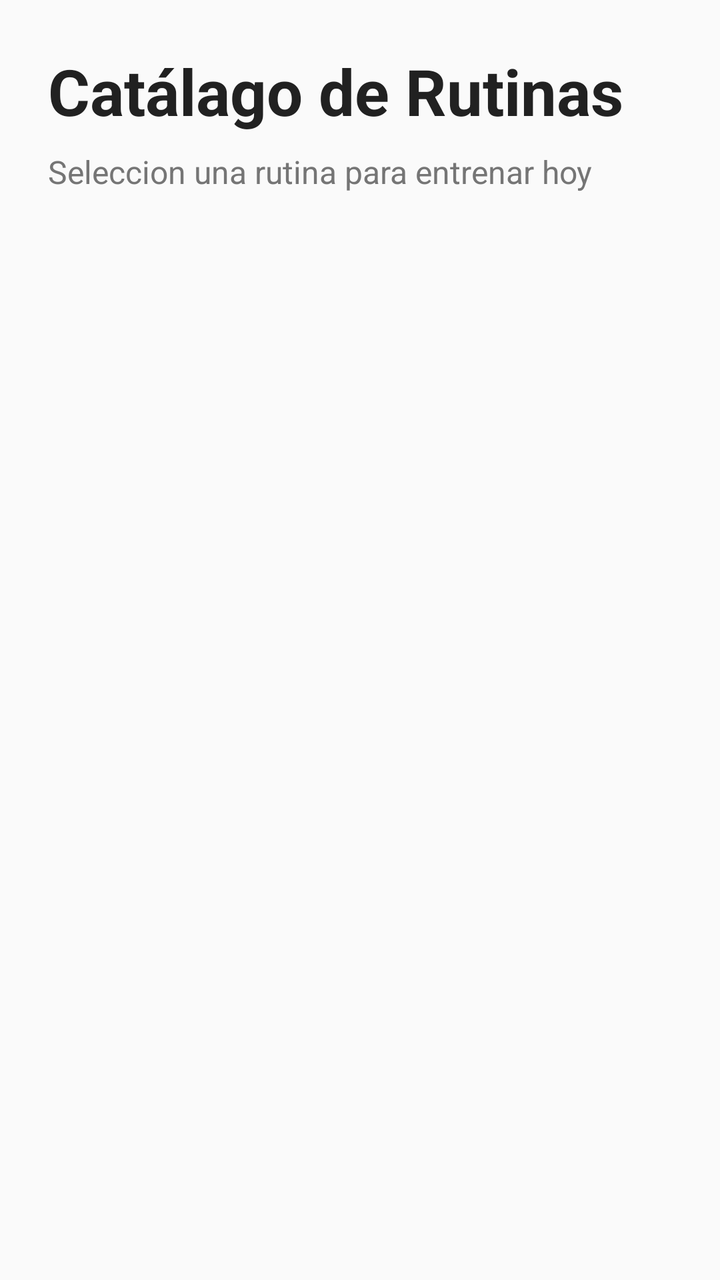
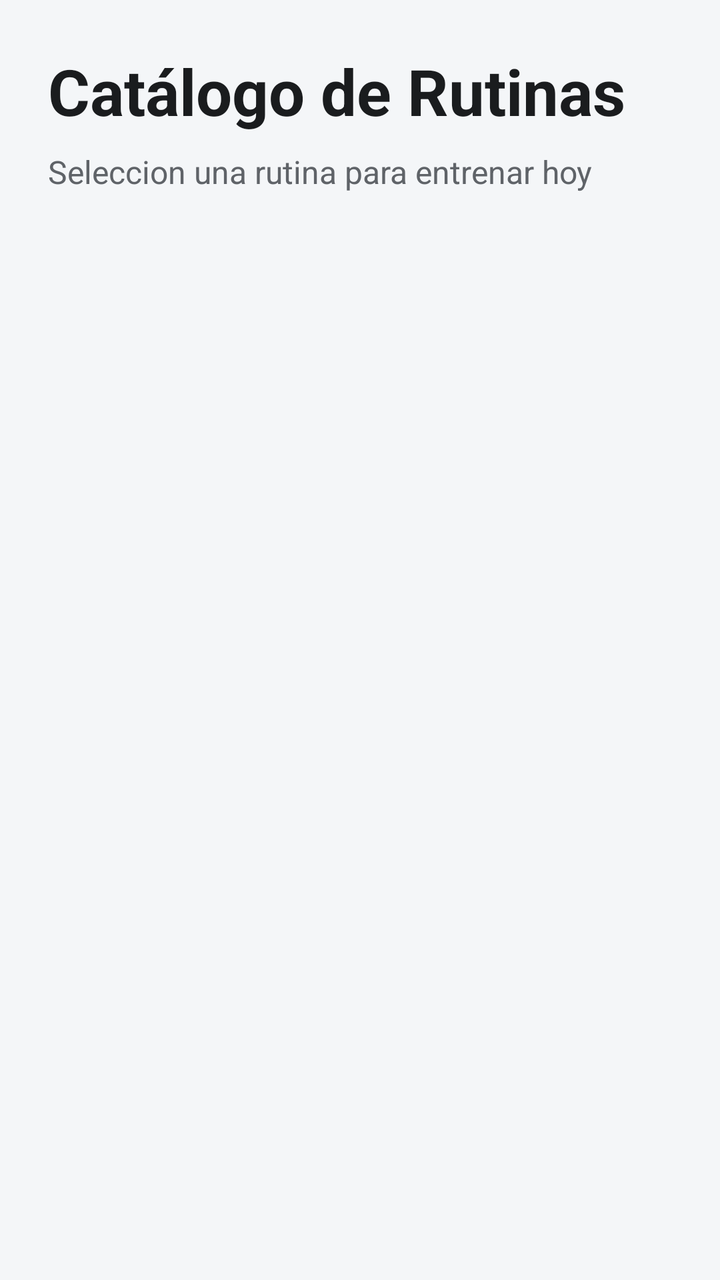

An Android layout rendered at two revisions. The XML below is the earlier revision; the diff shows what the commit changed to produce the second picture.
<!-- AndroidManifest.xml: application theme Theme.Aplicacion -->
<!-- res/layout/activity_catalogo_rutinas.xml -->
<?xml version="1.0" encoding="utf-8"?>
<LinearLayout xmlns:android="http://schemas.android.com/apk/res/android"
    android:layout_width="match_parent"
    android:layout_height="match_parent"
    android:orientation="vertical"
    android:padding="24dp"
    android:background="#FAFAFA">

    
    <TextView
        android:layout_width="wrap_content"
        android:layout_height="wrap_content"
        android:text="Catálago de Rutinas"
        android:textSize="32sp"
        android:textStyle="bold"
        android:textColor="#212121"
        android:layout_marginBottom="8dp"/>

    
    <TextView
        android:layout_width="wrap_content"
        android:layout_height="wrap_content"
        android:text="Seleccion una rutina para entrenar hoy"
        android:textSize="16sp"
        android:textColor="#757575"
        android:layout_marginBottom="24dp"/>

    
    <ProgressBar
        android:layout_width="wrap_content"
        android:layout_height="wrap_content"
        android:id="@+id/progressBarRutinas"
        android:layout_gravity="center"
        android:visibility="gone"/>

    
    <TextView
        android:layout_width="match_parent"
        android:layout_height="wrap_content"
        android:id="@+id/tvEmptyStateRutinas"
        android:text="No hay rutinas disponibles en este momento"
        android:textAlignment="center"
        android:textColor="#757575"
        android:textStyle="italic"
        android:visibility="gone"
        android:layout_marginTop="20dp"/>

    
    <ListView
        android:layout_width="match_parent"
        android:layout_height="0dp"
        android:layout_weight="1"
        android:id="@+id/lvCatalogoRutinas"
        android:divider="#E0E0E0"
        android:dividerHeight="1dp"/>

</LinearLayout>
<!-- resources referenced by this layout -->
<resources>
  <style name="Theme.Aplicacion" parent="Base.Theme.Aplicacion" />
  <style name="Base.Theme.Aplicacion" parent="Theme.Material3.DayNight.NoActionBar">
          
          
      </style>
</resources>

<!-- the commit's change to res/layout/activity_catalogo_rutinas.xml (unified diff, before → after) -->
@@ -4,16 +4,16 @@
     android:layout_height="match_parent"
     android:orientation="vertical"
     android:padding="24dp"
-    android:background="#FAFAFA">
+    android:background="@color/backgroundColor">
 
     
     <TextView
         android:layout_width="wrap_content"
         android:layout_height="wrap_content"
-        android:text="Catálago de Rutinas"
+        android:text="Catálogo de Rutinas"
         android:textSize="32sp"
         android:textStyle="bold"
-        android:textColor="#212121"
+        android:textColor="@color/textColorPrimary"
         android:layout_marginBottom="8dp"/>
 
     
@@ -22,7 +22,7 @@
         android:layout_height="wrap_content"
         android:text="Seleccion una rutina para entrenar hoy"
         android:textSize="16sp"
-        android:textColor="#757575"
+        android:textColor="@color/textColorSecondary"
         android:layout_marginBottom="24dp"/>
 
     
@@ -31,6 +31,7 @@
         android:layout_height="wrap_content"
         android:id="@+id/progressBarRutinas"
         android:layout_gravity="center"
+        android:indeterminateTint="@color/primaryColor"
         android:visibility="gone"/>
 
     
@@ -40,7 +41,7 @@
         android:id="@+id/tvEmptyStateRutinas"
         android:text="No hay rutinas disponibles en este momento"
         android:textAlignment="center"
-        android:textColor="#757575"
+        android:textColor="@color/textColorSecondary"
         android:textStyle="italic"
         android:visibility="gone"
         android:layout_marginTop="20dp"/>
@@ -51,7 +52,7 @@
         android:layout_height="0dp"
         android:layout_weight="1"
         android:id="@+id/lvCatalogoRutinas"
-        android:divider="#E0E0E0"
+        android:divider="@color/textColorSecondary"
         android:dividerHeight="1dp"/>
 
 </LinearLayout>
<!-- resource entries referenced after the edit -->
@@ -1,5 +1,9 @@
 <!-- resources referenced by this layout -->
 <resources>
+  <color name="backgroundColor">#F4F6F8</color>
+  <color name="primaryColor">#1976D2</color>
+  <color name="textColorPrimary">#1A1C1E</color>
+  <color name="textColorSecondary">#5F6368</color>
   <style name="Theme.Aplicacion" parent="Base.Theme.Aplicacion" />
   <style name="Base.Theme.Aplicacion" parent="Theme.Material3.DayNight.NoActionBar">
           
